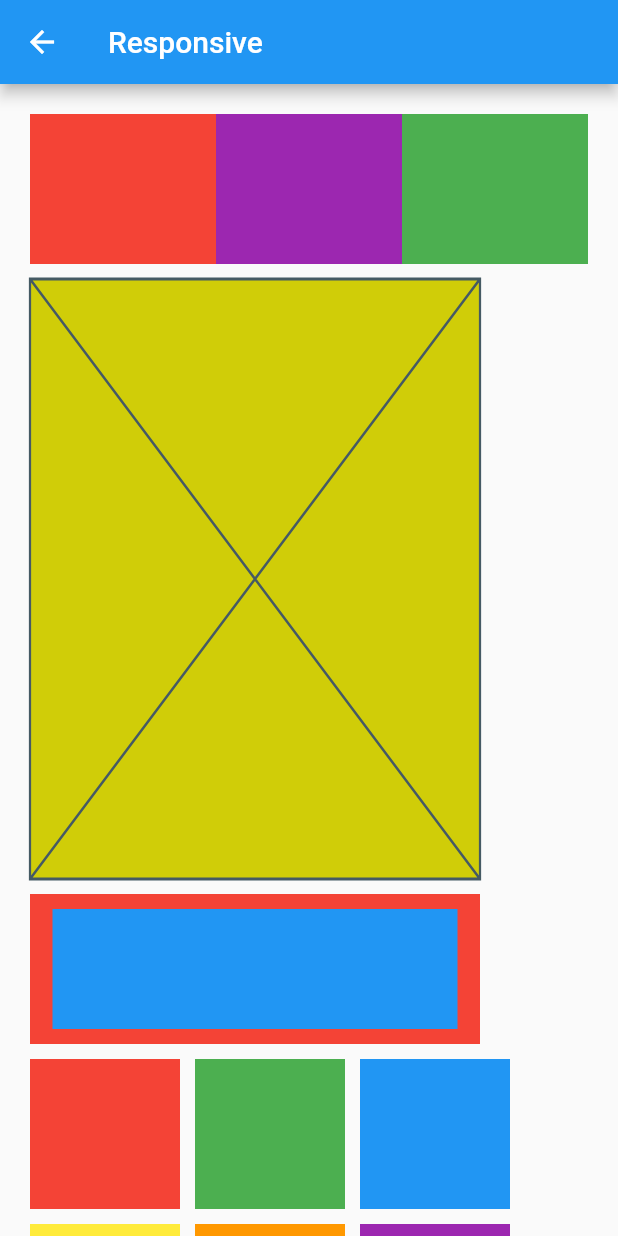
After one commit to carllosnc/flutter_lab, a Flutter app: the ResponsivePage screen opened by its route, on a phone screen of 412 x 824 dp. The commit adds this screen. Run offline on Flutter 3.47's test engine with Material 2 defaults, Android fonts, the light colour scheme and no system bars; our stand-ins replace go_router.

Commit message:
Update routing for change notifier and add responsive page

```diff
--- a/lib/home.page.dart
+++ b/lib/home.page.dart
@@ -80,7 +80,7 @@ class HomePage extends StatelessWidget {
             const SizedBox(height: 10),
             ElevatedButton(
               onPressed: () {
-                context.go('/global_state');
+                context.go('/change_notifier');
               },
               child: const SizedBox(
                 height: 40,
@@ -99,6 +99,17 @@ class HomePage extends StatelessWidget {
                 child: Center(child: Text('Inherited Widgets')),
               ),
             ),
+            const SizedBox(height: 10),
+            ElevatedButton(
+              onPressed: () {
+                context.go('/responsive');
+              },
+              child: const SizedBox(
+                height: 40,
+                width: double.infinity,
+                child: Center(child: Text('Responsive')),
+              ),
+            ),
           ],
         ),
       ),
--- a/lib/modules/change_notifier/change_notifier_page.dart
+++ b/lib/modules/change_notifier/change_notifier_page.dart
@@ -2,8 +2,8 @@ import 'package:flutter/material.dart';
 import './increment_button.dart';
 import './decrement_button.dart';
 
-class GlobalStatePage extends StatelessWidget {
-  const GlobalStatePage({super.key});
+class ChangeNotifierPage extends StatelessWidget {
+  const ChangeNotifierPage({super.key});
 
   @override
   Widget build(BuildContext context) {
--- /dev/null
+++ b/lib/modules/responsive/responsive_page.dart
@@ -0,0 +1,172 @@
+import 'package:flutter/material.dart';
+
+class ResponsivePage extends StatefulWidget {
+  const ResponsivePage({super.key});
+
+  @override
+  State<ResponsivePage> createState() => _ResponsivePageState();
+}
+
+class _ResponsivePageState extends State<ResponsivePage> {
+  @override
+  Widget build(BuildContext context) {
+    return Scaffold(
+      appBar: AppBar(
+        title: const Text('Responsive'),
+      ),
+      body: SingleChildScrollView(
+        child: Padding(
+          padding: const EdgeInsets.all(20),
+          child: Column(
+            mainAxisAlignment: MainAxisAlignment.start,
+            crossAxisAlignment: CrossAxisAlignment.start,
+            children: [
+              const Row(
+                children: [
+                  Expanded(
+                    child: SizedBox(
+                      height: 100,
+                      child: ColoredBox(color: Colors.red),
+                    ),
+                  ),
+                  Expanded(
+                    child: SizedBox(
+                      height: 100,
+                      child: ColoredBox(color: Colors.purple),
+                    ),
+                  ),
+                  Expanded(
+                    child: SizedBox(
+                      height: 100,
+                      child: ColoredBox(color: Colors.green),
+                    ),
+                  ),
+                ],
+              ),
+              const SizedBox(
+                height: 10,
+              ),
+              Container(
+                height: 400,
+                width: 300,
+                color: const Color.fromARGB(255, 208, 205, 8),
+                child: const FittedBox(
+                  fit: BoxFit.fill,
+                  child: Placeholder(),
+                ),
+              ),
+              const SizedBox(
+                height: 10,
+              ),
+              Row(
+                children: [
+                  Flexible(
+                    child: Container(
+                      color: Colors.red,
+                      width: 300,
+                      height: 100,
+                      child: FractionallySizedBox(
+                        widthFactor: 0.9,
+                        heightFactor: 0.8,
+                        child: Container(
+                          color: Colors.blue,
+                        ),
+                      ),
+                    ),
+                  ),
+                ],
+              ),
+              const SizedBox(
+                height: 10,
+              ),
+              Wrap(
+                spacing: 10,
+                runSpacing: 10,
+                children: [
+                  Container(
+                    color: Colors.red,
+                    width: 100,
+                    height: 100,
+                  ),
+                  Container(
+                    color: Colors.green,
+                    width: 100,
+                    height: 100,
+                  ),
+                  Container(
+                    color: Colors.blue,
+                    width: 100,
+                    height: 100,
+                  ),
+                  Container(
+                    color: Colors.yellow,
+                    width: 100,
+                    height: 100,
+                  ),
+                  Container(
+                    color: Colors.orange,
+                    width: 100,
+                    height: 100,
+                  ),
+                  Container(
+                    color: Colors.purple,
+                    width: 100,
+                    height: 100,
+                  ),
+                ],
+              ),
+              const SizedBox(
+                height: 50,
+              ),
+              LayoutBuilder(
+                builder: (context, constraints) {
+                  if (constraints.maxWidth < 600) {
+                    return Column(
+                      children: [
+                        Container(
+                          color: Colors.red,
+                          width: 400,
+                          height: 100,
+                        ),
+                        Container(
+                          color: Colors.green,
+                          width: 400,
+                          height: 100,
+                        ),
+                        Container(
+                          color: Colors.blue,
+                          width: 400,
+                          height: 100,
+                        ),
+                      ],
+                    );
+                  } else {
+                    return Row(
+                      children: [
+                        Container(
+                          color: Colors.red,
+                          width: 100,
+                          height: 100,
+                        ),
+                        Container(
+                          color: Colors.green,
+                          width: 100,
+                          height: 100,
+                        ),
+                        Container(
+                          color: Colors.blue,
+                          width: 100,
+                          height: 100,
+                        ),
+                      ],
+                    );
+                  }
+                },
+              ),
+            ],
+          ),
+        ),
+      ),
+    );
+  }
+}
--- a/lib/routing/router.dart
+++ b/lib/routing/router.dart
@@ -6,6 +6,7 @@ import '/modules/mixed_component/mixed_page.dart';
 import '/modules/http_request/http_request_page.dart';
 import '/modules/change_notifier/change_notifier_page.dart';
 import '/modules/inherited_widgets/inherited_widgets_page.dart';
+import '/modules/responsive/responsive_page.dart';
 
 import '/home.page.dart';
 import 'package:go_router/go_router.dart';
@@ -46,15 +47,20 @@ final router = GoRouter(routes: [
         builder: (context, state) => const HttpRequestPage(),
       ),
       GoRoute(
-        path: 'global_state',
-        name: 'global state',
-        builder: (context, state) => const GlobalStatePage(),
+        path: 'change_notifier',
+        name: 'chnage notifier',
+        builder: (context, state) => const ChangeNotifierPage(),
       ),
       GoRoute(
         path: 'inherited_widgets',
         name: 'inherited widgets',
         builder: (context, state) => const InheritedWidgetsPage(),
       ),
+      GoRoute(
+        path: 'responsive',
+        name: 'responsive',
+        builder: (context, state) => const ResponsivePage(),
+      ),
     ],
   )
 ]);
```
